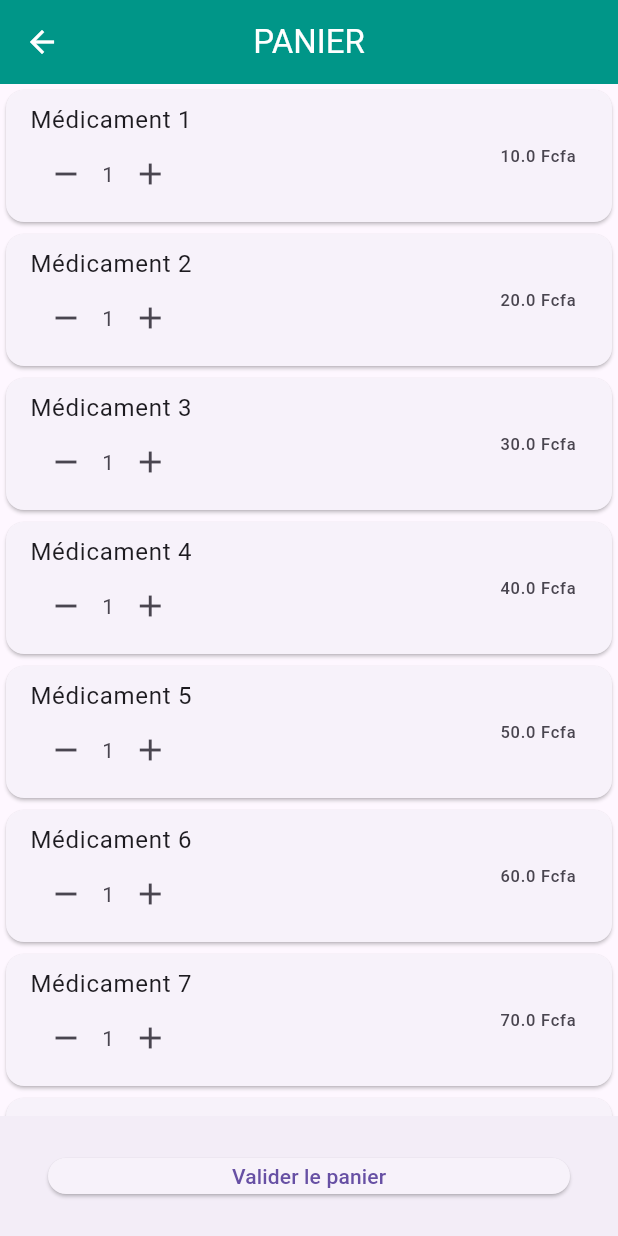
After one commit to merveilleesp/my_pharma-Front_end, a Flutter app: the ParentWidget screen opened directly, on a phone screen of 412 x 824 dp. The commit adds this screen. Run offline on Flutter 3.47's test engine with Material 3 defaults, Android fonts, the phone set to English and light mode, and no system bars; our stand-ins replace fluttertoast, shared_preferences, sqflite; accounts and stored records are empty; network calls fail.

Commit message:
24/05/24

```diff
--- /dev/null
+++ b/lib/panier.dart
@@ -0,0 +1,220 @@
+import 'package:flutter/material.dart';
+import 'package:my_pharma/accueil.dart';
+import 'package:my_pharma/assurance.dart';
+import 'package:my_pharma/commandes.dart';
+import 'package:my_pharma/connexion.dart';
+import 'package:my_pharma/favoris.dart';
+import 'package:my_pharma/medicaments.dart';
+import 'package:my_pharma/profil.dart';
+
+
+class Panier extends StatelessWidget {
+  final List<Medicament> panier;
+
+  const Panier({required this.panier});
+
+  @override
+  Widget build(BuildContext context) {
+    return Scaffold(
+      appBar: AppBar(
+        leading : IconButton(
+          icon: Icon(Icons.arrow_back),
+          onPressed: () {
+            Navigator.pop(context);
+          },
+        ),
+        title: const Text(
+          'PANIER',
+          style: TextStyle(
+            color: Colors.white,
+          ),
+        ),
+        backgroundColor: const Color(0xFF009688),
+        iconTheme: const IconThemeData(
+          color: Colors.white,
+        ),
+        /*shape: const RoundedRectangleBorder(
+          borderRadius: BorderRadius.only(
+            bottomLeft: Radius.circular(20.0),
+            bottomRight: Radius.circular(20.0),
+          ),
+        ),*/
+        centerTitle: true,
+      ),
+      /*drawer: Drawer(
+        child: ListView(
+          padding: EdgeInsets.zero,
+          children: <Widget>[
+            const UserAccountsDrawerHeader(
+              accountName: Text('Nom Utilisateur'),
+              accountEmail: Text('email@example.com'),
+              currentAccountPicture: CircleAvatar(
+                child: Icon(Icons.person),
+              ),
+              decoration: BoxDecoration(
+                color: Color(0xFF009688),
+              ),
+            ),
+            ListTile(
+              title: const Text('Accueil'),
+              leading: const Icon(Icons.home),
+              onTap: () {
+                Navigator.push(
+                  context,
+                  MaterialPageRoute(builder: (context) => Accueil()),
+                );
+                // Action à effectuer lorsque l'option Accueil est sélectionnée
+              },
+            ),
+            ListTile(
+              title: const Text('Mon Profil'),
+              leading: const Icon(Icons.person),
+              onTap: () {
+                Navigator.push(
+                  context,
+                  MaterialPageRoute(builder: (context) => Profil()),
+                ); // Action à effectuer lorsque l'option Se Déconnecter est sélectionnée
+              },
+            ),
+            ListTile(
+              title: const Text('Assurances'), // Ajout de l'élément "Assurances"
+              leading: const Icon(Icons.security), // Icône pour "Assurances"
+              onTap: () {
+                Navigator.push(
+                  context,
+                  MaterialPageRoute(builder: (context) => Assurance()),
+                ); // Action à effectuer lorsque l'option Se Déconnecter est sélectionnée
+              },
+            ),
+            ListTile(
+              title: const Text('Mes Commandes'),
+              leading: const Icon(Icons.shopping_cart),
+              onTap: () {
+                Navigator.push(
+                  context,
+                  MaterialPageRoute(builder: (context) => Commandes()),
+                ); // Action à effectuer lorsque l'option Se Déconnecter est sélectionnée
+              },
+            ),
+            ListTile(
+              title: const Text('Mes Favoris'),
+              leading: const Icon(Icons.favorite),
+              onTap: () {
+                Navigator.push(
+                  context,
+                  MaterialPageRoute(builder: (context) => Favoris()),
+                ); // Action à effectuer lorsque l'option Se Déconnecter est sélectionnée
+              },
+            ),
+            ListTile(
+              title: const Text('Suggérer un Produit'),
+              leading: const Icon(Icons.lightbulb),
+              onTap: () {
+                // Action à effectuer lorsque l'option Suggérer un Produit est sélectionnée
+              },
+            ),
+            ListTile(
+              title: const Text('Inviter un Ami'),
+              leading: const Icon(Icons.person_add),
+              onTap: () {
+                // Action à effectuer lorsque l'option Inviter un Ami est sélectionnée
+              },
+            ),
+            ListTile(
+              title: const Text('Nous Contacter'),
+              leading: const Icon(Icons.contact_mail),
+              onTap: () {
+                // Action à effectuer lorsque l'option Nous Contacter est sélectionnée
+              },
+            ),
+            ListTile(
+              title: const Text('Mentions Légales'),
+              leading: const Icon(Icons.gavel),
+              onTap: () {
+                // Action à effectuer lorsque l'option Mentions Légales est sélectionnée
+              },
+            ),
+            ListTile(
+              title: const Text('A Propos de Nous'),
+              leading: const Icon(Icons.info),
+              onTap: () {
+                // Action à effectuer lorsque l'option A Propos de Nous est sélectionnée
+              },
+            ),
+            ListTile(
+              title: const Text('Se Déconnecter'),
+              leading: const Icon(Icons.logout),
+              onTap: () {
+                Navigator.push(
+                  context,
+                  MaterialPageRoute(builder: (context) => Connexion()),
+                ); // Action à effectuer lorsque l'option Se Déconnecter est sélectionnée
+              },
+            ),
+          ],
+        ),
+      ),*/
+      body: ListView.builder(
+        itemCount: panier.length,
+        itemBuilder: (BuildContext context, int index) {
+          final medicament = panier[index];
+          return Card(
+            child: ListTile(
+              title: Text(medicament.nom),
+              subtitle: Row(
+                children: [
+                  IconButton(
+                    icon: Icon(Icons.remove),
+                    onPressed: () {
+                      // Implémentez la logique pour diminuer la quantité du médicament
+                    },
+                  ),
+                  Text('1'), // Remplacer par la quantité réelle
+                  IconButton(
+                    icon: Icon(Icons.add),
+                    onPressed: () {
+                      // Implémentez la logique pour augmenter la quantité du médicament
+                    },
+                  ),
+                ],
+              ),
+              trailing: Text('${medicament.prix} Fcfa'),
+            ),
+          );
+        },
+      ),
+      bottomNavigationBar: BottomAppBar(
+        child: Container(
+          padding: EdgeInsets.all(16.0),
+          child: ElevatedButton(
+            onPressed: () {
+              // Implémentez la logique pour valider le panier
+            },
+            child: Text('Valider le panier'),
+          ),
+        ),
+      ),
+      /*bottomNavigationBar: BottomAppBar(
+        child: Container(
+          padding: EdgeInsets.all(16.0),
+          child: Text(
+            'Total: ${_calculateTotal()} Fcfa',
+            style: TextStyle(fontSize: 18.0, fontWeight: FontWeight.bold),
+          ),
+        ),
+      ),*/
+    );
+  }
+
+  double _calculateTotal() {
+    double total = 0;
+    for (var medicament in panier) {
+      total += medicament.prix; // Utilisez la propriété prix du médicament
+    }
+    return total;
+  }
+
+  String _formatPrix(Medicament medicament) {
+    return medicament.prix.toStringAsFixed(2); // Formatez le prix
+  }
+}
--- /dev/null
+++ b/lib/parentwidget.dart
@@ -0,0 +1,33 @@
+import 'package:flutter/material.dart';
+import 'package:my_pharma/medicaments.dart';
+import 'package:my_pharma/panier.dart'; // Assurez-vous d'importer le modèle de médicament
+
+class ParentWidget extends StatefulWidget {
+  @override
+  _ParentWidgetState createState() => _ParentWidgetState();
+}
+
+class _ParentWidgetState extends State<ParentWidget> {
+  late List<Medicament> panier; // Assurez-vous de déclarer la liste avec le mot-clé "late"
+
+  @override
+  void initState() {
+    super.initState();
+    // Initialisez et remplissez la liste panier
+    panier = genererDonneesMedicaments(); // Exemple d'initialisation de la liste
+  }
+
+  @override
+  Widget build(BuildContext context) {
+    return Scaffold(
+      body: Panier(panier: panier), // Passez la liste panier à la classe Panier
+    );
+  }
+
+  List<Medicament> genererDonneesMedicaments() {
+    // Exemple de fonction pour générer des données de médicaments
+    return List.generate(20, (index) {
+      return Medicament(nom: 'Médicament ${index + 1}', prix: 10.0 * (index + 1));
+    });
+  }
+}
```
Also changed, not shown: lib/accueil.dart (+13 -1 lines), lib/detailspharma.dart (+11 -16 lines), lib/medicaments.dart (+144 -60 lines), lib/pharmacies.dart (+94 -26 lines).
